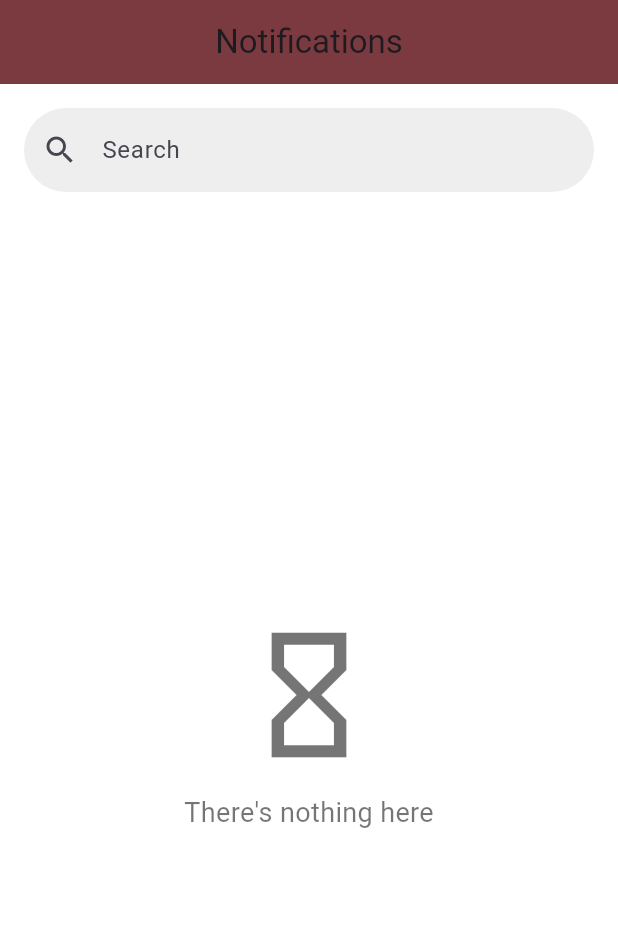
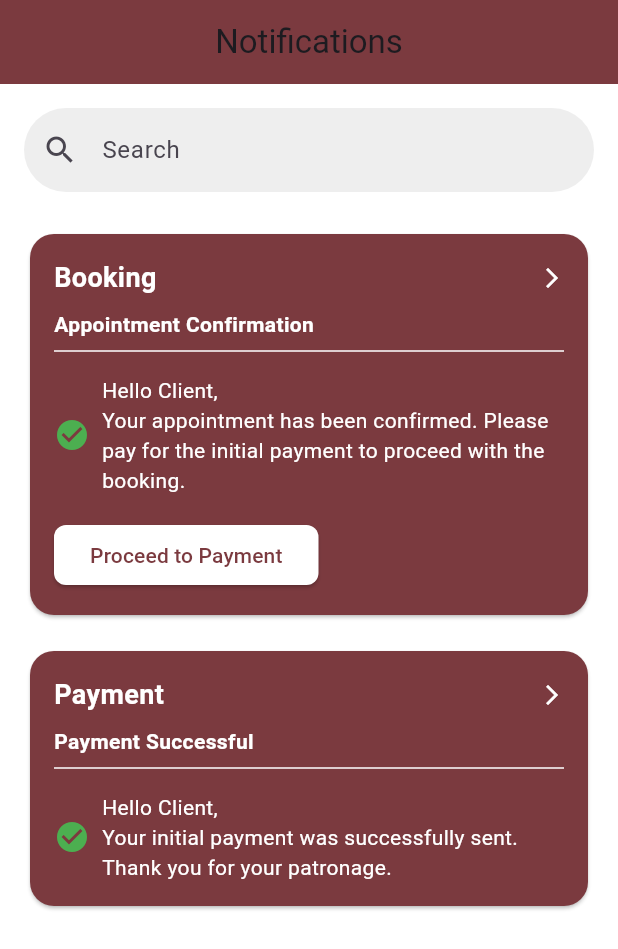
Before and after one commit to Nenosaj/CamHub, a Flutter app: the NotificationPage screen opened directly, on a phone screen of 412 x 824 dp. Shown: the top 949 px of the screen. Run offline on Flutter 3.47's test engine with Material 3 defaults, Android fonts, the phone set to English and light mode, and no system bars.

Commit message:
notif and messages

```diff
--- a/lib/screens/ClientUI/clientmessage.dart
+++ b/lib/screens/ClientUI/clientmessage.dart
@@ -40,8 +40,12 @@ class ChatScreen extends StatelessWidget {
             MaterialPageRoute(builder: (context) => const SearchUserScreen()),
           );
         },
-        backgroundColor: const Color(0xFF662C2B),
-        child: const Icon(Icons.add),
+        backgroundColor:
+            const Color(0xFF662C2B), // Background color remains the same
+        child: const Icon(
+          Icons.add,
+          color: Colors.white, // Change the plus icon color to white
+        ),
       ),
     );
   }
--- a/lib/screens/ClientUI/clientnotifications.dart
+++ b/lib/screens/ClientUI/clientnotifications.dart
@@ -24,12 +24,12 @@ class NotificationPage extends StatelessWidget {
     return Scaffold(
       backgroundColor: Colors.white, // Background color
       appBar: AppBar(
-        backgroundColor: Color(0xFF7B3A3F), // Maroon color from your image
-        title: Text('Notifications'),
+        backgroundColor: const Color(0xFF7B3A3F), // Maroon color
+        title: const Text('Notifications'),
         centerTitle: true,
       ),
-      body: Column(
-        mainAxisAlignment: MainAxisAlignment.center,
+      body: SingleChildScrollView(
+        child: Column(
           children: [
             // Search Bar
             Padding(
@@ -39,7 +39,8 @@ class NotificationPage extends StatelessWidget {
                   hintText: 'Search',
                   prefixIcon: const Icon(Icons.search),
                   border: OutlineInputBorder(
-                  borderRadius: BorderRadius.circular(30), // Rounded search bar
+                    borderRadius:
+                        BorderRadius.circular(30), // Rounded search bar
                     borderSide: BorderSide.none,
                   ),
                   filled: true,
@@ -48,30 +49,124 @@ class NotificationPage extends StatelessWidget {
                 ),
               ),
             ),
-          const Spacer(), // Pushes the empty state to the center
-
-          // Empty state icon and message
-          const Column(
-            children: [
-              Icon(
-                Icons
-                    .hourglass_empty, // Replace ghost with hourglass_empty icon
-                size: 100, // Similar size to the image you showed
-                color: Colors.black54, // Neutral color for the icon
+            // Booking Confirmation Card
+            NotificationCard(
+              title: 'Booking',
+              subtitle: 'Appointment Confirmation',
+              message:
+                  'Hello Client,\nYour appointment has been confirmed. Please pay for the initial payment to proceed with the booking.',
+              buttonText: 'Proceed to Payment',
+              onPressed: () {
+                // Action for button press
+              },
             ),
-              SizedBox(height: 16),
-              Text(
-                "There's nothing here",
-                style: TextStyle(
-                    fontSize: 18,
-                    color: Colors.black54), // Same text as in the image
+            // Payment Successful Card
+            NotificationCard(
+              title: 'Payment',
+              subtitle: 'Payment Successful',
+              message:
+                  'Hello Client,\nYour initial payment was successfully sent. Thank you for your patronage.',
             ),
           ],
         ),
-
-          const Spacer(), // Pushes content upwards
-        ],
       ),
     );
   }
 }
+
+class NotificationCard extends StatelessWidget {
+  final String title;
+  final String subtitle;
+  final String message;
+  final String? buttonText;
+  final VoidCallback? onPressed;
+
+  const NotificationCard({
+    Key? key,
+    required this.title,
+    required this.subtitle,
+    required this.message,
+    this.buttonText,
+    this.onPressed,
+  }) : super(key: key);
+
+  @override
+  Widget build(BuildContext context) {
+    return Padding(
+      padding: const EdgeInsets.symmetric(horizontal: 16.0, vertical: 8.0),
+      child: Card(
+        color: const Color(0xFF7B3A3F), // Maroon color
+        shape: RoundedRectangleBorder(
+          borderRadius: BorderRadius.circular(16.0),
+        ),
+        child: Padding(
+          padding: const EdgeInsets.all(16.0),
+          child: Column(
+            crossAxisAlignment: CrossAxisAlignment.start,
+            children: [
+              Row(
+                mainAxisAlignment: MainAxisAlignment.spaceBetween,
+                children: [
+                  Text(
+                    title,
+                    style: const TextStyle(
+                      color: Colors.white,
+                      fontSize: 18,
+                      fontWeight: FontWeight.bold,
+                    ),
+                  ),
+                  const Icon(
+                    Icons.arrow_forward_ios,
+                    color: Colors.white,
+                    size: 16,
+                  ),
+                ],
+              ),
+              const SizedBox(height: 8),
+              Text(
+                subtitle,
+                style: const TextStyle(
+                  color: Colors.white,
+                  fontSize: 14,
+                  fontWeight: FontWeight.bold,
+                ),
+              ),
+              const Divider(color: Colors.white),
+              const SizedBox(height: 8),
+              Row(
+                children: [
+                  const Icon(
+                    Icons.check_circle,
+                    color: Colors.green,
+                    size: 24,
+                  ),
+                  const SizedBox(width: 8),
+                  Expanded(
+                    child: Text(
+                      message,
+                      style: const TextStyle(color: Colors.white, fontSize: 14),
+                    ),
+                  ),
+                ],
+              ),
+              if (buttonText != null) ...[
+                const SizedBox(height: 16),
+                ElevatedButton(
+                  onPressed: onPressed,
+                  style: ElevatedButton.styleFrom(
+                    backgroundColor: Colors.white,
+                    foregroundColor: const Color(0xFF7B3A3F),
+                    shape: RoundedRectangleBorder(
+                      borderRadius: BorderRadius.circular(8.0),
+                    ),
+                  ),
+                  child: Text(buttonText!),
+                ),
+              ]
+            ],
+          ),
+        ),
+      ),
+    );
+  }
+}
```
Lines whose indentation alone changed are shown as unchanged.
